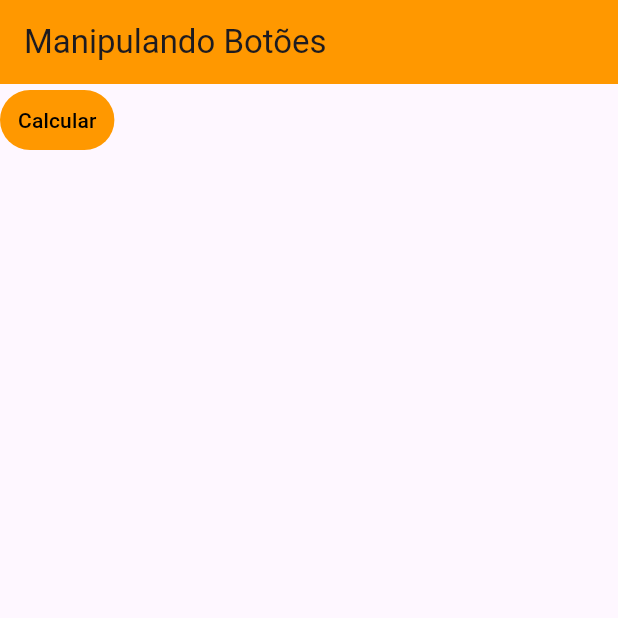
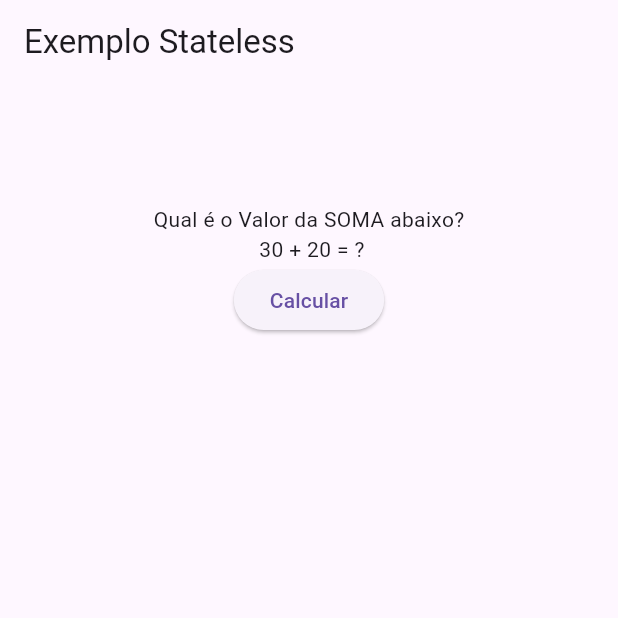
Before and after one commit to leofsousa/curso-flutter, a Flutter app: the screen it shows after launch, after a tap on "Calcular", on a phone screen of 412 x 824 dp, the top half of it. Run offline on Flutter 3.47's test engine with Material 3 defaults, Android fonts, the light colour scheme and no system bars.

Commit message:
Update main.dart

```diff
--- a/app_container/lib/main.dart
+++ b/app_container/lib/main.dart
@@ -1,29 +1,43 @@
 import 'package:flutter/material.dart';
 
 void main(){
-  runApp(MaterialApp(
-    debugShowCheckedModeBanner: false,
-    home: Scaffold(
+  runApp(const MaterialApp(
+    home: Home()
+  ));
+}
+
+class Home extends StatelessWidget {
+  const Home({super.key});
+
+  @override
+  Widget build(BuildContext context) {
+    return Scaffold(
       appBar: AppBar(
-        title: Text("Manipulando Botões"),
-        backgroundColor: Colors.orange,
+        title: Text("Exemplo Stateless"),
       ),
-      body: Container(
-        child: Column(
-          children: [
-            TextButton(
-              style: TextButton.styleFrom(
-                backgroundColor: Colors.orange,
-                foregroundColor: Colors.black
-              ),
-              onPressed: (){
-                print("Clicou no Botão!");
-              },
-              child: Text("Calcular"),
-            )
-          ],
-        )
-      )
-    )
-    ,));
+      body: Center(
+        child: Padding(
+          padding: const EdgeInsets.all(80),
+          child: Column(
+            children: [
+              const Text("Qual é o Valor da SOMA abaixo?"),
+              const Text(" 30 + 20 = ?"),
+              ElevatedButton(
+                onPressed: (){
+                  print("Cliclou no botão");
+                },
+                child: const Text('Calcular'),
+                )
+          ],),
+          ),
+      ),
+    );
+  }
+
+  ButtonStyle newMethod() {
+    return ElevatedButton.styleFrom(
+                foregroundColor: Colors.blue,
+                backgroundColor: Colors.white,
+              );
+  }
 }
```
